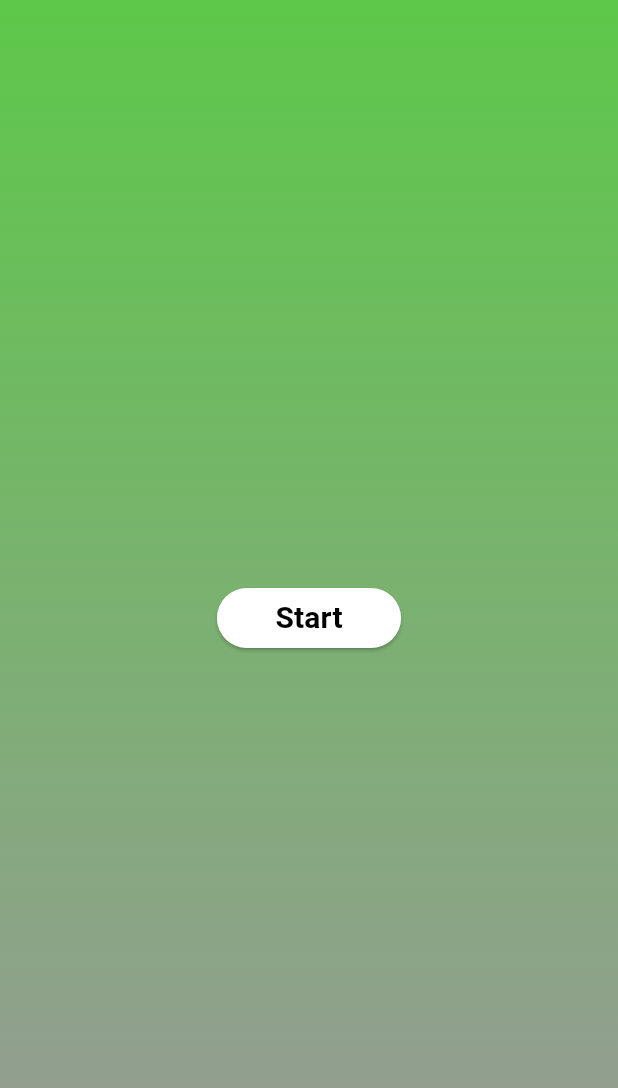
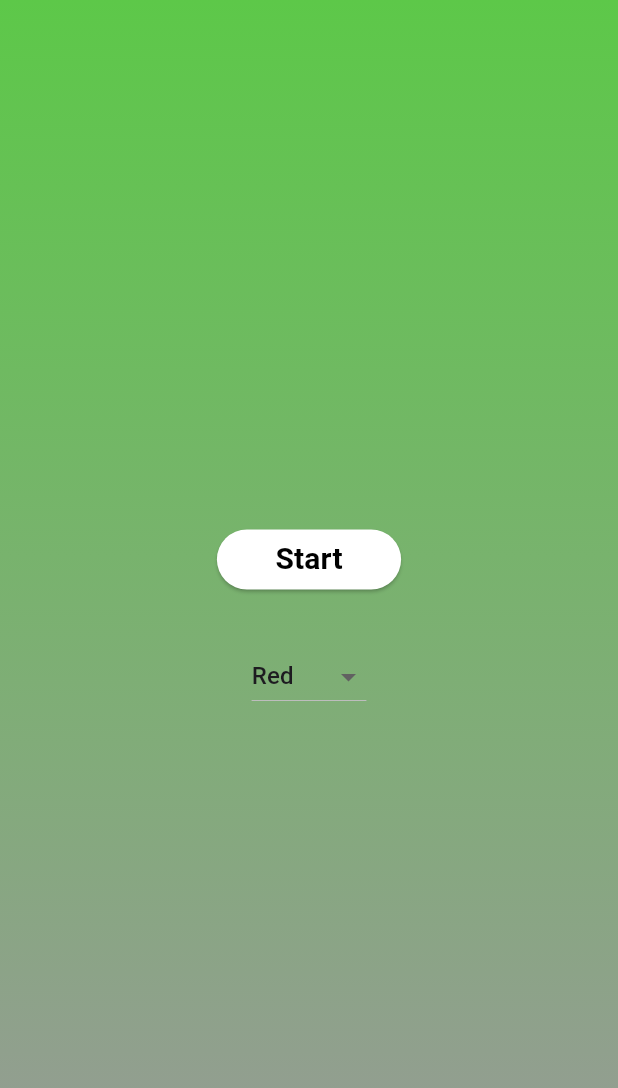
Before and after one commit to Aryan-Sood/Ping-Pong, a Flutter app: the screen it shows after launch, on a phone screen of 412 x 824 dp. Shown: the top 1088 px of the screen. Run offline on Flutter 3.47's test engine with Material 3 defaults, Android fonts, the phone set to English and light mode, and no system bars.

Commit message:
Added the color dropdown on home page

```diff
--- a/lib/main.dart
+++ b/lib/main.dart
@@ -14,7 +14,9 @@ class MyApp extends StatelessWidget {
   Widget build(BuildContext context) {
     return MaterialApp(
       title: 'Ping Pong',
-      home: Home(),
+      home: Scaffold(
+        body: Home(),
+      ),
       routes: {
         '/game': (context) => GameScreen(),
       },
--- /dev/null
+++ b/lib/manager/color_drop_down.dart
@@ -0,0 +1,37 @@
+import 'package:flutter/material.dart';
+
+class ColorsDropDown extends StatefulWidget {
+  const ColorsDropDown({super.key});
+
+  @override
+  State<ColorsDropDown> createState() => _ColorsDropDown();
+}
+
+class _ColorsDropDown extends State<ColorsDropDown> {
+  List<String> dropDownItems = ['Red', 'Blue', 'Green', 'Orange'];
+
+  String selectedItem = 'Red';
+
+  @override
+  Widget build(BuildContext context) {
+    return Column(
+      mainAxisAlignment: MainAxisAlignment.center,
+      children: [
+        DropdownButton<String>(
+          value: selectedItem,
+          onChanged: (String? newColor) {
+            setState(() {
+              selectedItem = newColor ?? selectedItem;
+            });
+          },
+          items: dropDownItems.map<DropdownMenuItem<String>>((String value) {
+            return DropdownMenuItem<String>(
+              value: value,
+              child: Text(value),
+            );
+          }).toList(),
+        )
+      ],
+    );
+  }
+}
--- a/lib/screens/home.dart
+++ b/lib/screens/home.dart
@@ -1,5 +1,6 @@
 import 'package:flutter/material.dart';
 import 'package:flutter/widgets.dart';
+import 'package:ping_pong/manager/color_drop_down.dart';
 import 'package:ping_pong/screens/game.dart';
 
 class Home extends StatelessWidget {
@@ -8,6 +9,8 @@ class Home extends StatelessWidget {
   @override
   Widget build(BuildContext context) {
     return Container(
+      width: double.infinity,
+      height: double.infinity,
       decoration: const BoxDecoration(
         gradient: LinearGradient(
           colors: [
@@ -45,7 +48,12 @@ class Home extends StatelessWidget {
                     fontSize: 20,
                     color: Colors.black),
               ),
-              ))
+            ),
+          ),
+          const SizedBox(
+            height: 30,
+          ),
+          ColorsDropDown(),
         ],
       ),
     );
```
Also changed, not shown: lib/screens/game.dart (+13 -4 lines). Lines whose indentation alone changed are shown as unchanged.
